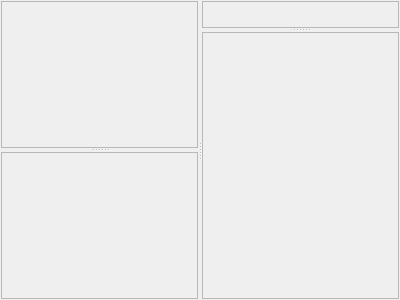
F8LEFT/ART, file lib/gui/lib/WorkSpace/WorkSpace.ui: the form before one commit.
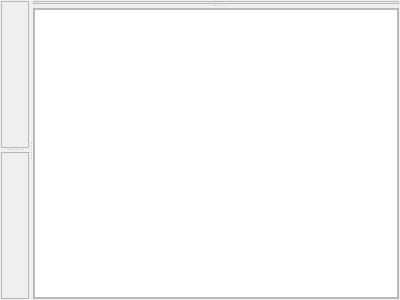
The form after the commit.

Patch:
```diff
--- a/lib/gui/lib/WorkSpace/WorkSpace.ui
+++ b/lib/gui/lib/WorkSpace/WorkSpace.ui
@@ -126,7 +126,23 @@
        <property name="frameShadow">
         <enum>QFrame::Raised</enum>
        </property>
-       <layout class="QGridLayout" name="gridLayout_3"/>
+       <layout class="QGridLayout" name="gridLayout_3">
+        <property name="leftMargin">
+         <number>0</number>
+        </property>
+        <property name="topMargin">
+         <number>0</number>
+        </property>
+        <property name="rightMargin">
+         <number>0</number>
+        </property>
+        <property name="bottomMargin">
+         <number>0</number>
+        </property>
+        <item row="0" column="0">
+         <widget class="QTextBrowser" name="mCmdTextBrowser"/>
+        </item>
+       </layout>
       </widget>
      </widget>
     </widget>
```
